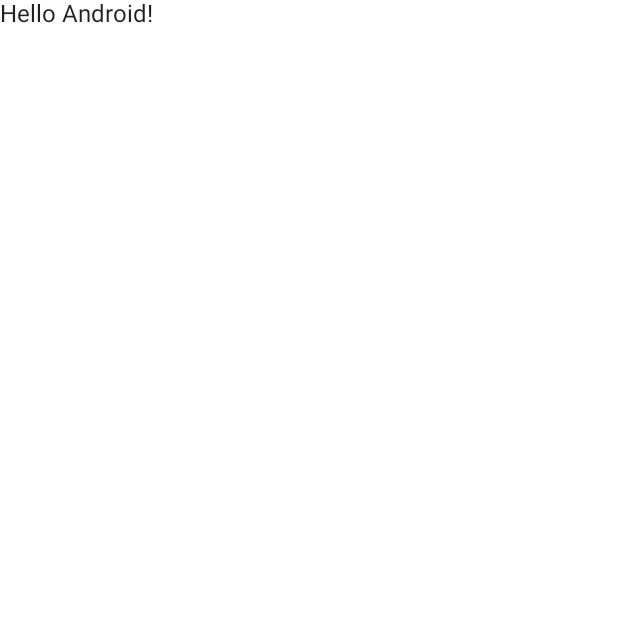
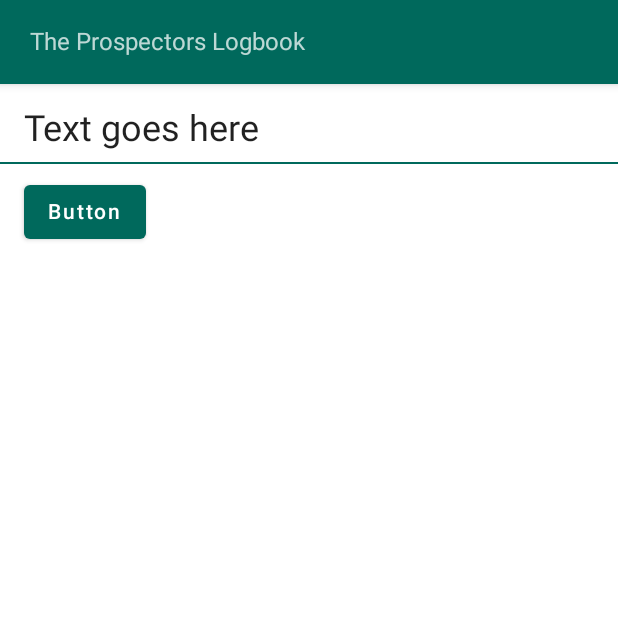
Before and after one commit to JerryApplegarth/TheProspectorsLogbook, an Android app built with Jetpack Compose: the screen it shows after launch (MainActivity), on a phone screen of 412 x 824 dp, the top half of it. Before the commit the part shown is almost empty. Run offline under Robolectric (Android 15) with nearby library versions, the light colour scheme and no system bars.

Commit message:
colors set up

```diff
--- a/app/src/main/java/com/applegarthapps/theprospectorslogbook/MainActivity.kt
+++ b/app/src/main/java/com/applegarthapps/theprospectorslogbook/MainActivity.kt
@@ -3,13 +3,14 @@
 import android.os.Bundle
 import androidx.activity.ComponentActivity
 import androidx.activity.compose.setContent
-import androidx.compose.foundation.layout.fillMaxSize
-import androidx.compose.material.MaterialTheme
-import androidx.compose.material.Surface
-import androidx.compose.material.Text
+import androidx.compose.foundation.layout.*
+import androidx.compose.material.*
 import androidx.compose.runtime.Composable
 import androidx.compose.ui.Modifier
+import androidx.compose.ui.res.stringResource
 import androidx.compose.ui.tooling.preview.Preview
+import androidx.compose.ui.unit.dp
+import androidx.compose.ui.unit.sp
 import com.applegarthapps.theprospectorslogbook.ui.theme.TheProspectorsLogbookTheme
 
 class MainActivity : ComponentActivity() {
@@ -22,7 +23,7 @@
                     modifier = Modifier.fillMaxSize(),
                     color = MaterialTheme.colors.background
                 ) {
-                    Greeting("Android")
+                    BasicLayout()
                 }
             }
         }
@@ -30,14 +31,58 @@
 }
 
 @Composable
-fun Greeting(name: String) {
-    Text(text = "Hello $name!")
+fun BasicLayout() {
+    Column(
+        modifier = Modifier
+            .padding(0.dp)
+    ) {
+        TopAppBar(
+            modifier = Modifier
+                .fillMaxWidth()
+                .padding(start = 0.dp)
+        ) {
+            Text(
+                text = stringResource(id = R.string.app_name),
+                fontSize = 16.sp,
+                modifier = Modifier
+                    .padding(start = 16.dp)
+                )
+        }
+        Spacer(modifier = Modifier.height(16.dp))
+        Text(
+            modifier = Modifier
+                .padding(start = 16.dp),
+            text = "Text goes here",
+            fontSize = 24.sp
+            )
+        Spacer(modifier = Modifier.height(8.dp))
+        Divider(color = MaterialTheme.colors.primary)
+        Spacer(modifier = Modifier.height(8.dp))
+        Button(
+            modifier = Modifier
+                .padding(start = 16.dp),
+            onClick = { /*TODO*/ },
+
+            ) {
+            Text(text = "Button")
+
+        }
+    }
+
+
 }
 
 @Preview(showBackground = true)
 @Composable
 fun DefaultPreview() {
     TheProspectorsLogbookTheme {
-        Greeting("Android")
+
+        Surface(
+            modifier = Modifier.fillMaxSize(),
+            color = MaterialTheme.colors.background
+        ) {
+            BasicLayout()
+        }
+
     }
 }
--- a/app/src/main/java/com/applegarthapps/theprospectorslogbook/ui/theme/Color.kt
+++ b/app/src/main/java/com/applegarthapps/theprospectorslogbook/ui/theme/Color.kt
@@ -1,8 +1,56 @@
 package com.applegarthapps.theprospectorslogbook.ui.theme
 
+import androidx.compose.material.Colors
+import androidx.compose.runtime.Composable
 import androidx.compose.ui.graphics.Color
 
 val Purple200 = Color(0xFFBB86FC)
 val Purple500 = Color(0xFF6200EE)
 val Purple700 = Color(0xFF3700B3)
 val Teal200 = Color(0xFF03DAC5)
+
+
+//Light
+val Primary = Color(0xff00695c)
+val OnPrimary = Color(0xFFece0db)
+val Secondary = Color(0xFf00897b)
+val OnSecondary = Color(0xFF201a17)
+val Surface = Color(0xFFece0db)
+val OnSurface = Color(0xFF201a17)
+val NewBackground = Color(0xFFB2E8E1)
+val CardBackground = Color(0xFF5FBBB0)
+
+//Dark
+val DarkPrimary = Color(0xff003d33)
+val DarkOnPrimary = Color(0xFFece0db)
+val DarkSecondary = Color(0xff005b4f)
+val DarkOnSecondary = Color(0xFFece0db)
+val DarkPrimaryVariant = Color(0xFF4ebaaa)
+val DarkOnPrimaryVariant = Color(0xFF201a17)
+val DarkSurface = Color(0xFF005b4f)
+val DarkOnSurface = Color(0xFFece0db)
+
+val DarkNewBackground = Color(0xFF005b4f)
+
+val Amber200 = Color(0xFFffe54c)
+val Amber500 = Color(0xFFffb300)
+val Amber700 = Color(0xFFc68400)
+val LightAmber = Color(0xFFffecb3)
+
+val MediumGreen = Color(0xFF3BAE06)
+
+val Colors.cardBackground: Color
+    @Composable
+    get() = if (isLight) CardBackground else MediumGreen
+
+val Colors.mediumGreen: Color
+    @Composable
+    get() = if (isLight) MediumGreen else MediumGreen
+
+val Colors.newBackgroundColor: Color
+    @Composable
+    get() = if (isLight) NewBackground else DarkNewBackground
+
+val Colors.fontColor: Color
+    @Composable
+    get() = if (isLight) DarkOnSecondary else DarkOnPrimary
--- a/app/src/main/java/com/applegarthapps/theprospectorslogbook/ui/theme/Theme.kt
+++ b/app/src/main/java/com/applegarthapps/theprospectorslogbook/ui/theme/Theme.kt
@@ -7,14 +7,14 @@
 import androidx.compose.runtime.Composable
 
 private val DarkColorPalette = darkColors(
-    primary = Purple200,
-    primaryVariant = Purple700,
+    primary = Primary,
+    primaryVariant = Secondary,
     secondary = Teal200
 )
 
 private val LightColorPalette = lightColors(
-    primary = Purple500,
-    primaryVariant = Purple700,
+    primary = Primary,
+    primaryVariant = Secondary,
     secondary = Teal200
 
     /* Other default colors to override
--- a/app/src/main/res/values/colors.xml
+++ b/app/src/main/res/values/colors.xml
@@ -7,4 +7,5 @@
     <color name="teal_700">#FF018786</color>
     <color name="black">#FF000000</color>
     <color name="white">#FFFFFFFF</color>
+    <color name="primary">#ff00695c</color>
 </resources>
--- a/app/src/main/res/values/themes.xml
+++ b/app/src/main/res/values/themes.xml
@@ -2,6 +2,6 @@
 <resources>
 
     <style name="Theme.TheProspectorsLogbook" parent="android:Theme.Material.Light.NoActionBar">
-        <item name="android:statusBarColor">@color/purple_700</item>
+        <item name="android:statusBarColor">@color/primary</item>
     </style>
 </resources>
```
